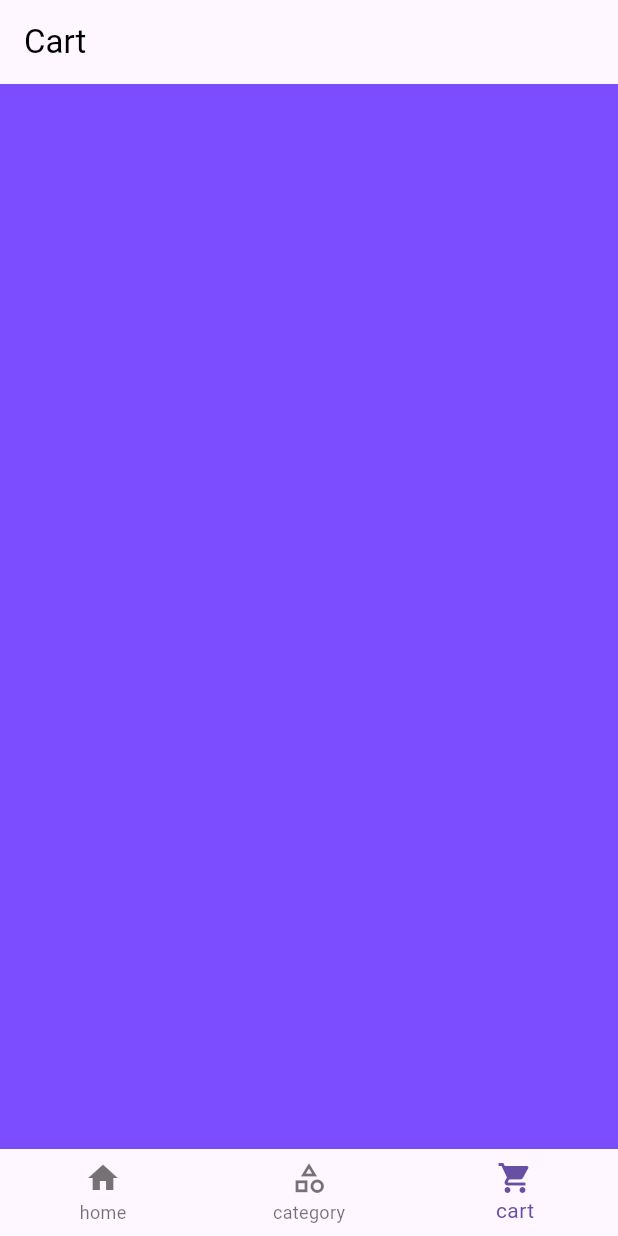
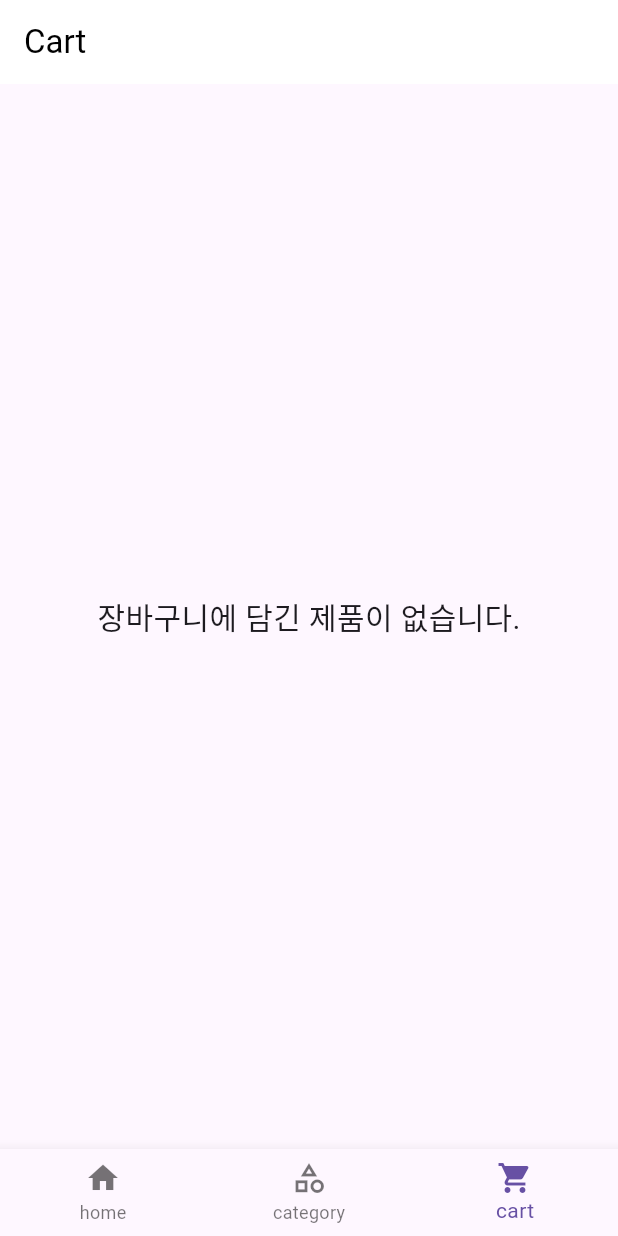
Before and after one commit to wis-hyun/commerce, a Flutter app: the screen it shows after launch, item 3 of the bottom bar chosen, on a phone screen of 412 x 824 dp. Run offline on Flutter 3.47's test engine with Material 3 defaults, Android fonts, the light colour scheme and no system bars.

Commit message:
category, cart 페이지 구현

```diff
--- /dev/null
+++ b/lib/screen/cart/cart_screen.dart
@@ -0,0 +1,88 @@
+import 'package:commerce/screen/home/home_view_model.dart';
+import 'package:commerce/screen/cart/cart_view_model.dart';
+import 'package:flutter/material.dart';
+
+class CartScreen extends StatefulWidget {
+  const CartScreen({Key? key}) : super(key: key);
+
+  @override
+  State<CartScreen> createState() => _CartScreenState();
+}
+
+class _CartScreenState extends State<CartScreen> {
+  final CartViewModel _cartViewModel = CartViewModel();
+  final HomeViewModel _homeViewModel = HomeViewModel();
+
+  @override
+  void initState() {
+    _cartViewModel.addListener(() {
+      if (mounted) setState(() {});
+    });
+    super.initState();
+  }
+
+  @override
+  Widget build(BuildContext context) {
+    final cartItems = _cartViewModel.getList();
+    if (cartItems.isEmpty) {
+      return const Center(
+        child: Text(
+          "장바구니에 담긴 제품이 없습니다.",
+          style: TextStyle(fontSize: 20),
+        ),
+      );
+    }
+    return ListView.builder(
+      padding: const EdgeInsets.all(16),
+      itemCount: cartItems.length,
+      itemBuilder: (context, index) {
+        if (index < 0 || index >= cartItems.length) {
+          return const SizedBox.shrink();
+        }
+
+        final productModel = cartItems[index];
+
+        return Card(
+          margin: const EdgeInsets.only(bottom: 16),
+          child: ListTile(
+            leading: Image.asset(
+              productModel.image,
+              width: 50,
+              height: 50,
+              fit: BoxFit.cover,
+            ),
+            title: Text(productModel.name),
+            subtitle: Text("${productModel.price} 원"),
+            trailing: IconButton(
+              icon: const Icon(Icons.delete, color: Colors.red),
+              onPressed: () {
+                setState(() {
+                  _cartViewModel.remove(productModel);
+                });
+
+                ScaffoldMessenger.of(context).showSnackBar(
+                  const SnackBar(content: Text("장바구니 제거")),
+                );
+
+                for (var product in _homeViewModel.newProductList) {
+                  if (product == productModel) {
+                    product.cart = false;
+                    _homeViewModel.update();
+                    return;
+                  }
+                }
+                for (var product in _homeViewModel.popularProductList) {
+                  if (product == productModel) {
+                    product.cart = false;
+                    _homeViewModel.update();
+                    return;
+                  }
+                }
+              },
+            ),
+          ),
+        );
+      },
+    );
+  }
+}
--- /dev/null
+++ b/lib/screen/cart/cart_view_model.dart
@@ -0,0 +1,34 @@
+import 'package:flutter/cupertino.dart';
+
+import '../../model/product_model.dart';
+
+class CartViewModel extends ChangeNotifier {
+  static final CartViewModel _cartViewModel = CartViewModel._singleton();
+
+  factory CartViewModel() => _cartViewModel;
+
+  CartViewModel._singleton();
+
+  List<ProductModel> _productList = [];
+
+  List<ProductModel> getList() => _productList;
+
+  void update() => notifyListeners();
+
+  void remove(ProductModel productModel) {
+
+    List<ProductModel> tempProduct = [];
+    for (var product in getList()) {
+      if (product != productModel) {
+        tempProduct.add(product);
+      }
+    }
+    _productList = tempProduct;
+    notifyListeners();
+  }
+
+  void add(ProductModel productModel) {
+    _productList.add(productModel);
+    update();
+  }
+}
--- a/lib/screen/category/category_screen.dart
+++ b/lib/screen/category/category_screen.dart
@@ -1,4 +1,4 @@
-import 'package:commerce/screen/category/widget/category_widgets.dart';
+import 'package:commerce/screen/category/category_widgets.dart';
 import 'package:flutter/material.dart';
 
 import 'category_view_model.dart';
--- /dev/null
+++ b/lib/screen/home/home_view_model.dart
@@ -0,0 +1,53 @@
+import 'package:commerce/asset_path.dart';
+import 'package:commerce/model/product_model.dart';
+import 'package:flutter/cupertino.dart';
+
+class HomeViewModel extends ChangeNotifier{
+  static final HomeViewModel _homeViewModel = HomeViewModel._singleton();
+
+  factory HomeViewModel() => _homeViewModel;
+
+  HomeViewModel._singleton();
+  void update() => notifyListeners();
+
+  /// 배너 이미지 리스트
+  final List<String> imageList = [
+    AssetPath.cloth1,
+    AssetPath.cloth2,
+    AssetPath.cloth3,
+    AssetPath.cloth4,
+  ];
+
+  /// 바로가기 아이콘 리스트
+  final List<String> shortcutIcons = [
+    AssetPath.jacket,
+    AssetPath.jumper,
+    AssetPath.necklace,
+    AssetPath.bag,
+    AssetPath.cap,
+    AssetPath.skirt,
+    AssetPath.trousers,
+    AssetPath.shirt,
+  ];
+
+  /// 신상품 리스트
+  final List<ProductModel> newProductList = [
+    ProductModel(AssetPath.productJacketJean, 'Jacket Jean', 100000, 31, 4.3, false),
+    ProductModel(AssetPath.productManJacket, 'Man Jacket', 200000, 31, 3.3, false),
+    ProductModel(AssetPath.productWomen, 'Women Jacket', 350000, 31, 4.5, false),
+    ProductModel(AssetPath.productManStreet, 'Man Jacket', 90000, 31, 3.0, false),
+    ProductModel(AssetPath.productShoes, 'Shoes', 250000, 31, 4.3, false),
+  ];
+
+  /// 할인 상품 리스트
+  final List<ProductModel> discountList = [
+    ProductModel(AssetPath.productManSuit, 'Man Suit', 2500000, 20, 2.5, false),
+    ProductModel(AssetPath.productWomen, 'Women Jacket', 300000, 31, 4.5, false),
+  ];
+
+  /// 인기 상품 (CartScreen 등에서 필요하다면)
+  final List<ProductModel> popularProductList = [
+    ProductModel(AssetPath.productShoes, 'Shoes', 250000, 31, 4.8, false),
+    ProductModel(AssetPath.productManJacket, 'Man Jacket', 180000, 20, 4.2, false),
+  ];
+}
--- a/lib/screen/home/home_widgets.dart
+++ b/lib/screen/home/home_widgets.dart
@@ -67,4 +67,6 @@ class HomeWidgets{
       }),
     );
   }
+
+
 }
--- a/lib/screen/main/main_screen.dart
+++ b/lib/screen/main/main_screen.dart
@@ -1,5 +1,7 @@
+import 'package:flutter/material.dart';
 import 'package:commerce/screen/home/home_screen.dart';
-import 'package:flutter/material.dart';
+import 'package:commerce/screen/category/category_screen.dart';
+import 'package:commerce/screen/cart/cart_screen.dart';
 
 class MainScreen extends StatefulWidget {
   const MainScreen({super.key});
@@ -9,48 +11,58 @@ class MainScreen extends StatefulWidget {
 }
 
 class _MainScreenState extends State<MainScreen> {
+  int _currentIndex = 0;
 
-  int currentIndex = 0;
+  final List<Widget> _screens = const [
+    HomeScreen(),
+    CategoryScreen(),
+    CartScreen(),
+  ];
+
+  final List<String> _titles = const [
+    "Fashion Commerce",
+    "Category",
+    "Cart",
+  ];
 
   @override
   Widget build(BuildContext context) {
-
-    String appBarTitle = '';
-    if(currentIndex == 0){
-      appBarTitle = 'Fashion Commerce';
-    } else if (currentIndex == 1){
-      appBarTitle = 'Category';
-    } else {
-      appBarTitle = 'Cart';
-    }
-
-
     return Scaffold(
-      appBar: AppBar(title: Text(appBarTitle, style: TextStyle(color: Colors.black),),),
+      appBar: AppBar(
+        backgroundColor: Colors.white,
+        automaticallyImplyLeading: false,
+        title: Text(
+          _titles[_currentIndex],
+          style: const TextStyle(color: Colors.black),
+        ),
+        elevation: 0,
+      ),
       body: IndexedStack(
-        index: currentIndex,
-        children: [
-          HomeScreen(),
-          Container(color: Colors.deepPurple,),
-          Container(color: Colors.deepPurpleAccent,),
+        index: _currentIndex,
+        children: _screens,
+      ),
+      bottomNavigationBar: BottomNavigationBar(
+        currentIndex: _currentIndex,
+        onTap: (value) {
+          setState(() {
+            _currentIndex = value;
+          });
+        },
+        items: const [
+          BottomNavigationBarItem(
+            icon: Icon(Icons.home),
+            label: 'home',
+          ),
+          BottomNavigationBarItem(
+            icon: Icon(Icons.category_outlined),
+            label: 'category',
+          ),
+          BottomNavigationBarItem(
+            icon: Icon(Icons.shopping_cart),
+            label: 'cart',
+          ),
         ],
       ),
-      bottomNavigationBar: navigationBar(),
     );
   }
-
-  BottomNavigationBar navigationBar(){
-    return BottomNavigationBar(items: [
-      BottomNavigationBarItem(icon: Icon(Icons.home), label: 'home'),
-      BottomNavigationBarItem(icon: Icon(Icons.category_outlined), label: 'category'),
-      BottomNavigationBarItem(icon: Icon(Icons.shopping_cart), label: 'cart'),
-    ],
-    currentIndex: currentIndex,
-      onTap: (value) {
-        currentIndex = value;
-        setState(() {});
-      },
-    );
-  }
-
 }
```
Also changed, not shown: lib/screen/home/home_screen.dart (+7 -26 lines), lib/screen/category/category_widgets.dart (renamed from lib/screen/category/widget/category_widgets.dart).
